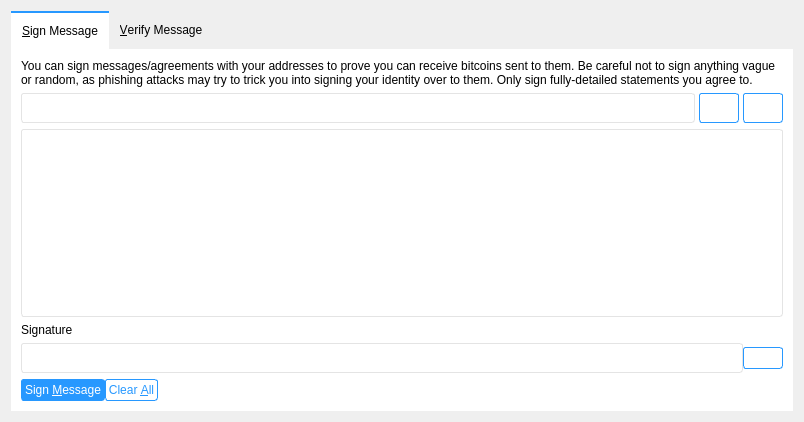
Qt form src/qt/forms/signverifymessagedialog.ui (ecoinchain/ecoin) before a commit.
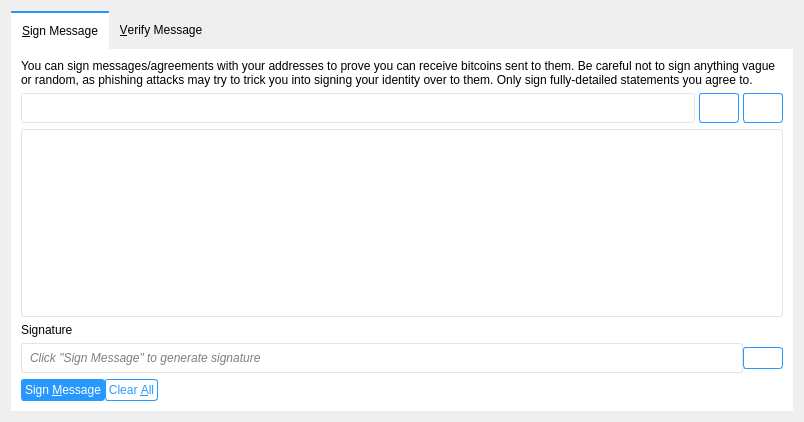
The same form after that commit. Icons and pictures are not drawn. Custom widgets are drawn as their Qt base class.

```diff
--- a/src/qt/forms/signverifymessagedialog.ui
+++ b/src/qt/forms/signverifymessagedialog.ui
@@ -236,6 +236,9 @@
            <property name="readOnly">
             <bool>true</bool>
            </property>
+           <property name="placeholderText">
+            <string>Click &quot;Sign Message&quot; to generate signature</string>
+           </property>
           </widget>
          </item>
          <item>
```
